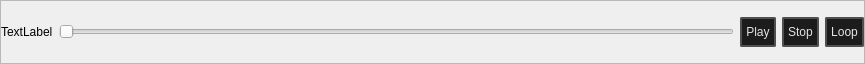
dertwist/Hammer5Tools, file src/soundevent_editor/audio_player.ui: the form before one commit.
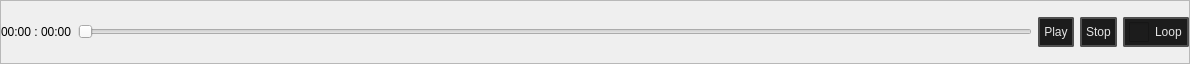
The form after the commit. Icons and pictures are not drawn.

The edit to the form file:
```diff
--- a/src/soundevent_editor/audio_player.ui
+++ b/src/soundevent_editor/audio_player.ui
@@ -6,7 +6,7 @@
    <rect>
     <x>0</x>
     <y>0</y>
-    <width>865</width>
+    <width>1190</width>
     <height>64</height>
    </rect>
   </property>
@@ -71,7 +71,7 @@
       <item>
        <widget class="QLabel" name="time">
         <property name="text">
-         <string>TextLabel</string>
+         <string>00:00 : 00:00</string>
         </property>
        </widget>
       </item>
@@ -181,14 +181,19 @@
        </widget>
       </item>
       <item>
-       <widget class="QPushButton" name="loop_button">
+       <widget class="QCheckBox" name="loop_checkbox">
+        <property name="maximumSize">
+         <size>
+          <width>16777215</width>
+          <height>30</height>
+         </size>
+        </property>
         <property name="styleSheet">
          <string notr="true">
     /* QPushButton default and hover styles */
-    QPushButton {
+    QCheckBox {
 
-        font: 580 9pt &quot;Segoe UI&quot;;
-	
+        font: 580 10pt &quot;Segoe UI&quot;;
 
         border: 2px solid black;
         border-radius: 2px;
@@ -212,21 +217,22 @@
         margin-left: 2px;
         margin-right: 2px;
 
-    }</string>
+    }
+QCheckBox::indicator {
+    width: 20px;
+    height: 20px;
+}
+QCheckBox::indicator:unchecked {
+    image: url(://valve_common/icons/tools/common/control_no_loop.png);
+}
+
+QCheckBox::indicator:checked {
+    image: url(://valve_common/icons/tools/common/control_loop.png);
+}</string>
         </property>
         <property name="text">
          <string>Loop</string>
         </property>
-        <property name="icon">
-         <iconset resource="../resources.qrc">
-          <normaloff>:/valve_common/icons/tools/common/control_no_loop.png</normaloff>:/valve_common/icons/tools/common/control_no_loop.png</iconset>
-        </property>
-        <property name="iconSize">
-         <size>
-          <width>20</width>
-          <height>20</height>
-         </size>
-        </property>
        </widget>
       </item>
      </layout>
```
Left out of the diff: 11 changed lines with no effect on the pictures.
